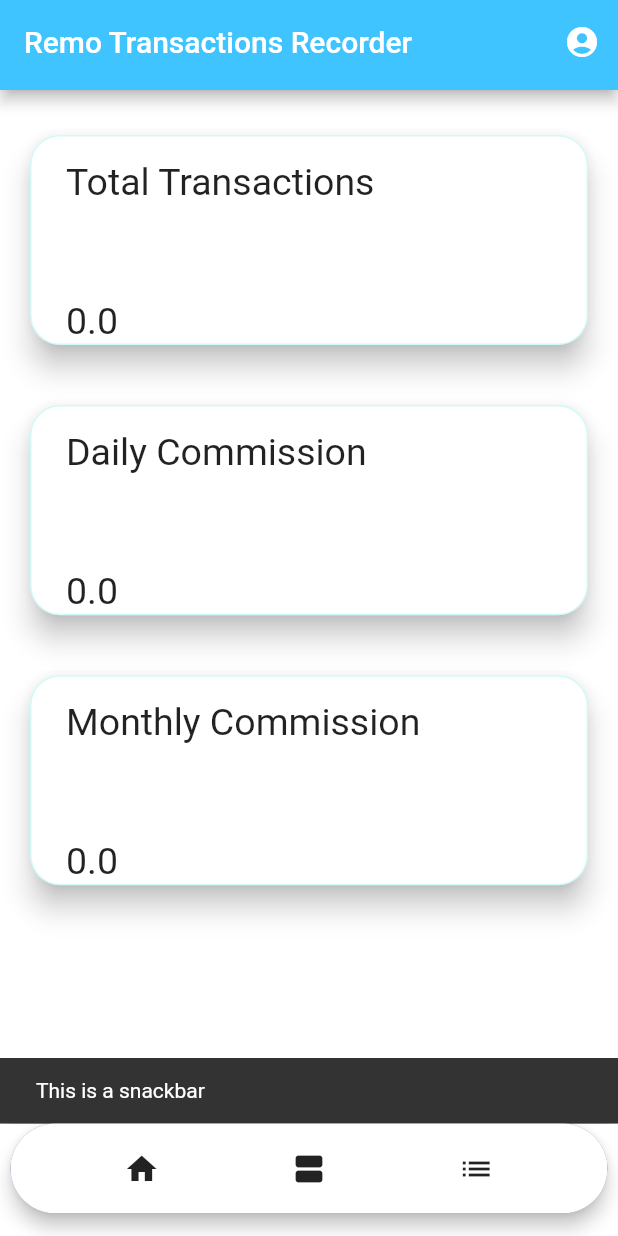
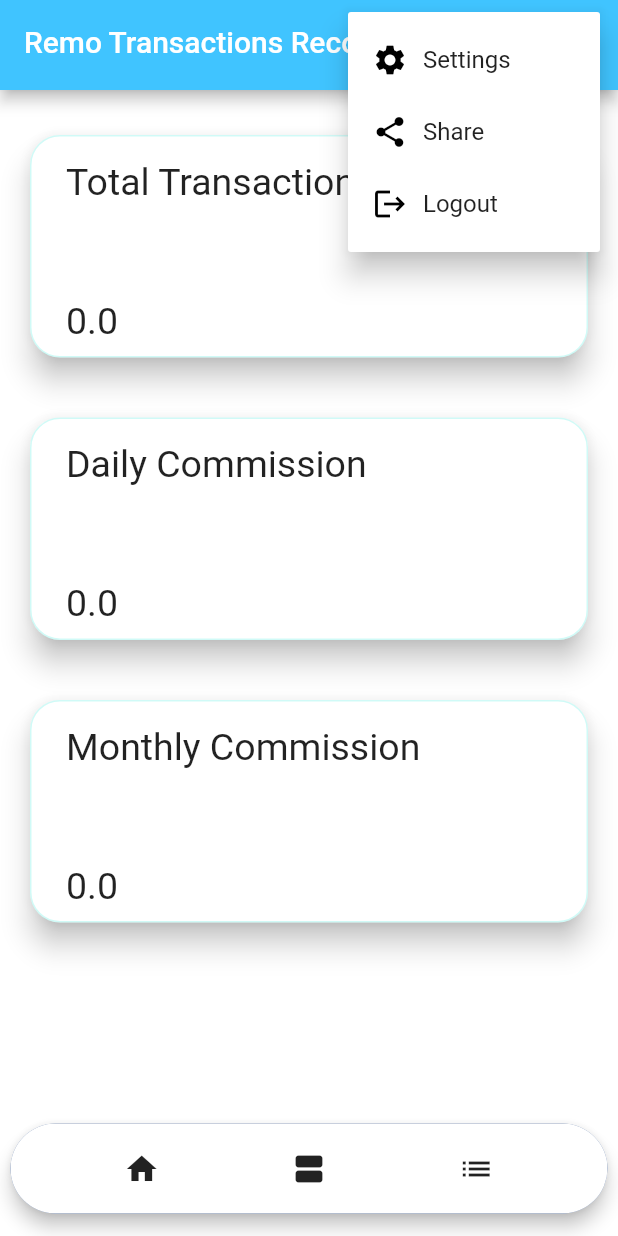
Before and after one commit to princebobby16/remo-ui, a Flutter app: the RemoCommission screen opened by its route, after a tap on the "account circle" icon, on a phone screen of 412 x 824 dp. Run offline on Flutter 3.47's test engine with Material 2 defaults, Android fonts, the light colour scheme and no system bars; our stand-ins replace firebase_auth, firebase_core, get, rounded_loading_button; accounts and stored records are empty; network calls fail.

Commit message:
logout button and login

```diff
--- a/lib/src/components/RemoAppBar.dart
+++ /dev/null
@@ -1,32 +0,0 @@
-
-import 'package:flutter/material.dart';
-
-class RemoAppBar extends StatelessWidget with PreferredSizeWidget {
-  RemoAppBar({Key? key, required this.title, this.preferredSize= const Size.fromHeight(60.0), required this.implyLeading, this.backButton}) : super(key: key);
-
-  @override
-  final Size preferredSize;
-  final String title;
-  final bool implyLeading;
-  Widget? backButton;
-
-  @override
-  Widget build(BuildContext context) {
-    return AppBar(
-      automaticallyImplyLeading: implyLeading,
-      title: Text(title),
-      backgroundColor: Colors.lightBlueAccent,
-      leading: backButton,
-      actions: <Widget>[
-        IconButton(
-          icon: const Icon(Icons.account_circle),
-          tooltip: 'snack bar',
-          onPressed: () {
-            ScaffoldMessenger.of(context).showSnackBar(
-                const SnackBar(content: Text('This is a snackbar')));
-          },
-        )
-      ],
-    );
-  }
-}
--- a/lib/src/components/card.dart
+++ b/lib/src/components/card.dart
@@ -23,7 +23,7 @@ class _RemoCardState extends State<RemoCard> {
             borderSide: const BorderSide(color: Color(0x5573f1e6), width: 1)
         ),
         child: SizedBox(
-          height: 0.17 * MediaQuery.of(context).size.height,
+          height: 0.18 * MediaQuery.of(context).size.height,
           child: Column(
             children: [
               Center(
--- /dev/null
+++ b/lib/src/components/remo_app_bar.dart
@@ -0,0 +1,62 @@
+import 'package:flutter/material.dart';
+
+class RemoAppBar extends StatelessWidget with PreferredSizeWidget {
+  RemoAppBar(
+      {Key? key,
+      required this.title,
+      this.preferredSize = const Size.fromHeight(60.0),
+      required this.implyLeading,
+      this.backButton})
+      : super(key: key);
+
+  @override
+  final Size preferredSize;
+  final String title;
+  final bool implyLeading;
+  Widget? backButton;
+
+  @override
+  Widget build(BuildContext context) {
+    return AppBar(
+      automaticallyImplyLeading: implyLeading,
+      title: Text(title),
+      backgroundColor: Colors.lightBlueAccent,
+      leading: backButton,
+      actions: <Widget>[
+        Padding(
+          padding: const EdgeInsets.only(right: 12.0),
+          child: PopupMenuButton(
+            icon: const Icon(Icons.account_circle),
+            tooltip: 'account',
+            itemBuilder: (context) => [
+              PopupMenuItem(
+                child: Row(
+                  children: const [
+                    Icon(Icons.settings, color: Colors.black),
+                    Padding(padding: EdgeInsets.all(10), child: Text("Settings"))
+                  ],
+                ),
+              ),
+              PopupMenuItem(
+                child: Row(
+                  children: const [
+                    Icon(Icons.share, color: Colors.black),
+                    Padding(padding: EdgeInsets.all(10), child: Text("Share"))
+                  ],
+                ),
+              ),
+              PopupMenuItem(
+                child: Row(
+                  children: const [
+                    Icon(Icons.logout, color: Colors.black),
+                    Padding(padding: EdgeInsets.all(10), child: Text("Logout"))
+                  ],
+                ),
+              ),
+            ],
+          ),
+        )
+      ],
+    );
+  }
+}
--- a/lib/src/views/home.dart
+++ b/lib/src/views/home.dart
@@ -1,10 +1,7 @@
 import 'package:flutter/material.dart';
-import 'package:momo_recorder_ui_app/src/components/RemoAppBar.dart';
+import 'package:momo_recorder_ui_app/src/components/remo_app_bar.dart';
 import 'package:momo_recorder_ui_app/src/components/bottom_navbar.dart';
-import 'package:momo_recorder_ui_app/src/components/card.dart';
-import 'package:momo_recorder_ui_app/src/views/transact.dart';
 import 'package:momo_recorder_ui_app/src/views/home_page.dart';
-import 'package:momo_recorder_ui_app/src/views/list.dart';
 
 class RemoHome extends StatefulWidget {
   const RemoHome({Key? key}) : super(key: key);
--- a/lib/src/views/list.dart
+++ b/lib/src/views/list.dart
@@ -1,6 +1,6 @@
 import 'package:flutter/material.dart';
 import 'package:momo_recorder_ui_app/src/components/bottom_navbar.dart';
-import '../components/RemoAppBar.dart';
+import '../components/remo_app_bar.dart';
 import '../models/transaction.dart';
 
 class RemoViewTransactions extends StatefulWidget {
--- a/lib/src/views/transact.dart
+++ b/lib/src/views/transact.dart
@@ -1,5 +1,5 @@
 import 'package:flutter/material.dart';
-import 'package:momo_recorder_ui_app/src/components/RemoAppBar.dart';
+import 'package:momo_recorder_ui_app/src/components/remo_app_bar.dart';
 import 'package:momo_recorder_ui_app/src/components/bottom_navbar.dart';
 import 'package:momo_recorder_ui_app/src/models/transaction.dart';
 
```
